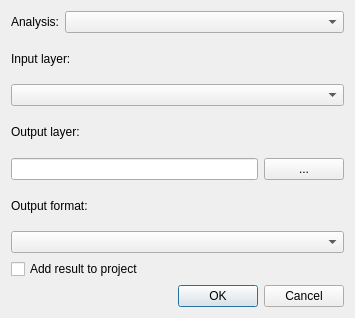
sourcepole/qgis, file qgis/src/plugins/raster_terrain_analysis/qgsrasterterrainanalysisdialogbase.ui: the form before one commit.
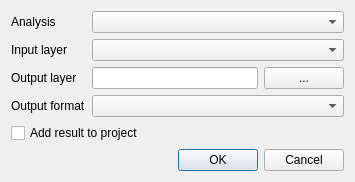
The form after the commit.

```diff
--- a/qgis/src/plugins/raster_terrain_analysis/qgsrasterterrainanalysisdialogbase.ui
+++ b/qgis/src/plugins/raster_terrain_analysis/qgsrasterterrainanalysisdialogbase.ui
@@ -1,65 +1,62 @@
 <ui version="4.0" >
  <class>QgsRasterTerrainAnalysisDialogBase</class>
- <widget class="QDialog" name="QgsRasterTerrainAnalysisDialogBase" >
-  <property name="geometry" >
+ <widget class="QDialog" name="QgsRasterTerrainAnalysisDialogBase">
+  <property name="geometry">
    <rect>
     <x>0</x>
     <y>0</y>
     <width>355</width>
-    <height>318</height>
+    <height>176</height>
    </rect>
   </property>
   <property name="windowTitle" >
    <string>Raster based terrain analysis</string>
   </property>
-  <layout class="QGridLayout" name="gridLayout" >
-   <item row="0" column="0" >
-    <layout class="QHBoxLayout" name="horizontalLayout" >
-     <item>
-      <widget class="QLabel" name="mAnalysisLabel" >
-       <property name="text" >
-        <string>Analysis:</string>
-       </property>
-      </widget>
-     </item>
-     <item>
-      <widget class="QComboBox" name="mAnalysisComboBox" >
-       <property name="sizePolicy" >
-        <sizepolicy vsizetype="Fixed" hsizetype="Expanding" >
+  <layout class="QGridLayout" name="gridLayout">
+   <item row="0" column="0">
+    <widget class="QLabel" name="mAnalysisLabel">
+     <property name="text">
+      <string>Analysis</string>
+     </property>
+     <property name="buddy">
+      <cstring>mAnalysisComboBox</cstring>
+     </property>
+    </widget>
+   </item>
+   <item row="0" column="1" colspan="2">
+    <widget class="QComboBox" name="mAnalysisComboBox">
+     <property name="sizePolicy">
+      <sizepolicy hsizetype="Expanding" vsizetype="Fixed">
          <horstretch>0</horstretch>
          <verstretch>0</verstretch>
         </sizepolicy>
        </property>
       </widget>
      </item>
-    </layout>
-   </item>
-   <item row="1" column="0" >
-    <widget class="QLabel" name="mInputLayerLabel" >
-     <property name="text" >
-      <string>Input layer:</string>
+   <item row="1" column="0">
+    <widget class="QLabel" name="mInputLayerLabel">
+     <property name="text">
+      <string>Input layer</string>
      </property>
     </widget>
    </item>
-   <item row="2" column="0" >
-    <widget class="QComboBox" name="mInputLayerComboBox" />
+   <item row="1" column="1" colspan="2">
+    <widget class="QComboBox" name="mInputLayerComboBox"/>
    </item>
-   <item row="3" column="0" >
-    <widget class="QLabel" name="mOutputLayerLabel" >
-     <property name="text" >
-      <string>Output layer:</string>
+   <item row="2" column="0">
+    <widget class="QLabel" name="mOutputLayerLabel">
+     <property name="text">
+      <string>Output layer</string>
      </property>
     </widget>
    </item>
-   <item row="4" column="0" >
-    <layout class="QHBoxLayout" name="horizontalLayout_2" >
-     <item>
-      <widget class="QLineEdit" name="mOutputLayerLineEdit" />
-     </item>
-     <item>
-      <widget class="QPushButton" name="mOutputLayerPushButton" >
-       <property name="sizePolicy" >
-        <sizepolicy vsizetype="Fixed" hsizetype="Preferred" >
+   <item row="2" column="1">
+    <widget class="QLineEdit" name="mOutputLayerLineEdit"/>
+   </item>
+   <item row="2" column="2">
+    <widget class="QPushButton" name="mOutputLayerPushButton">
+     <property name="sizePolicy">
+      <sizepolicy hsizetype="Preferred" vsizetype="Fixed">
          <horstretch>0</horstretch>
          <verstretch>0</verstretch>
         </sizepolicy>
@@ -75,28 +72,29 @@
        </property>
       </widget>
      </item>
-    </layout>
-   </item>
-   <item row="5" column="0" >
-    <widget class="QLabel" name="mOutputFormatLabel" >
-     <property name="text" >
-      <string>Output format:</string>
+   <item row="3" column="0">
+    <widget class="QLabel" name="mOutputFormatLabel">
+     <property name="text">
+      <string>Output format</string>
+     </property>
+     <property name="buddy">
+      <cstring>mOutputFormatComboBox</cstring>
      </property>
     </widget>
    </item>
-   <item row="6" column="0" >
-    <widget class="QComboBox" name="mOutputFormatComboBox" />
+   <item row="3" column="1" colspan="2">
+    <widget class="QComboBox" name="mOutputFormatComboBox"/>
    </item>
-   <item row="7" column="0" >
-    <widget class="QCheckBox" name="mAddResultToProjectCheckBox" >
-     <property name="text" >
+   <item row="4" column="0" colspan="3">
+    <widget class="QCheckBox" name="mAddResultToProjectCheckBox">
+     <property name="text">
       <string>Add result to project</string>
      </property>
     </widget>
    </item>
-   <item row="8" column="0" >
-    <widget class="QDialogButtonBox" name="mButtonBox" >
-     <property name="orientation" >
+   <item row="5" column="0" colspan="3">
+    <widget class="QDialogButtonBox" name="mButtonBox">
+     <property name="orientation">
       <enum>Qt::Horizontal</enum>
      </property>
      <property name="standardButtons" >
```
Left out of the diff: 34 changed lines with no effect on the pictures. Lines whose indentation alone changed are shown as unchanged.
